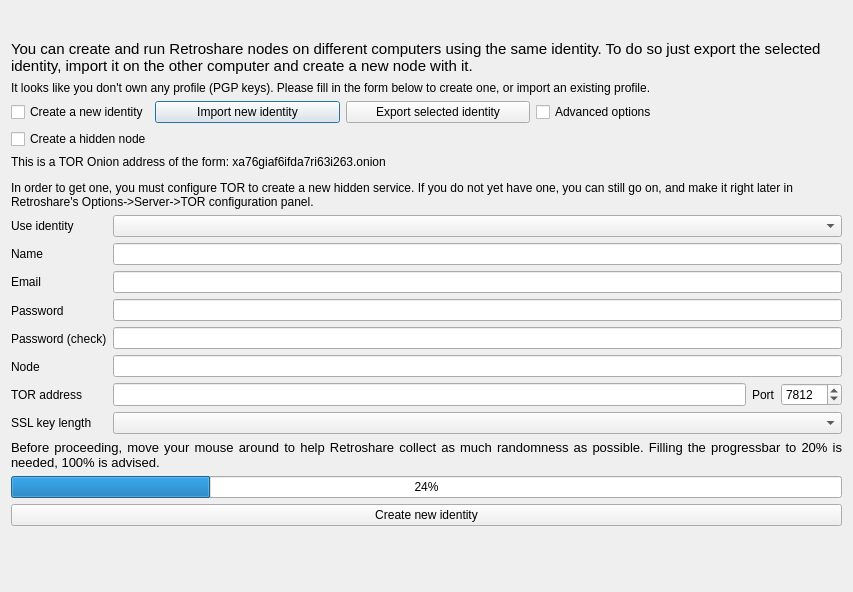
Above: retroshare-gui/src/gui/GenCertDialog.ui from RetroShare/RetroShare before the change. Below: the same form after it.
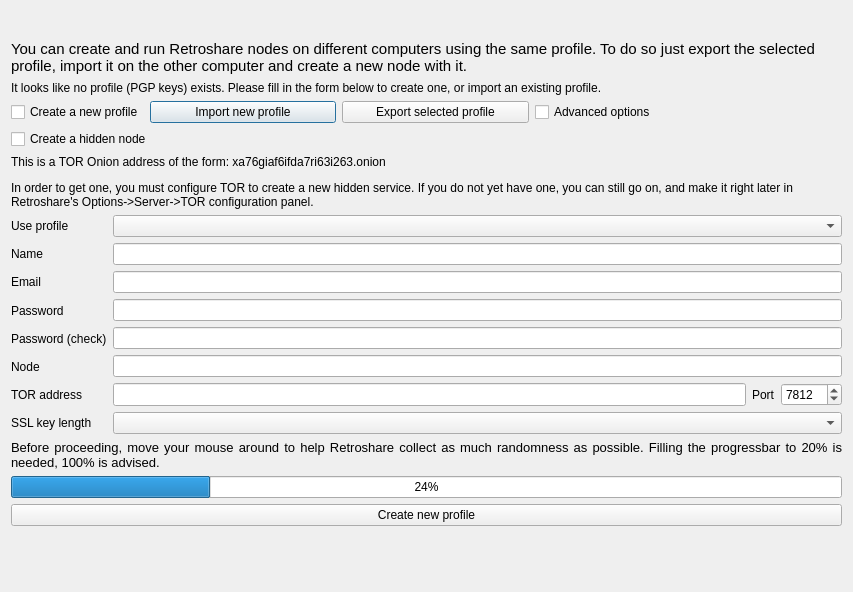
That is the form after the change. Icons and pictures are not drawn. Custom widgets are drawn as their Qt base class.

Commit message: replace identity with profile in GernCertDialog (patch from Henry)

```diff
--- a/retroshare-gui/src/gui/GenCertDialog.ui
+++ b/retroshare-gui/src/gui/GenCertDialog.ui
@@ -62,7 +62,7 @@
       </font>
      </property>
      <property name="text">
-      <string>You can create and run Retroshare nodes on different computers using the same identity. To do so just export the selected identity, import it on the other computer and create a new node with it.</string>
+      <string>You can create and run Retroshare nodes on different computers using the same profile. To do so just export the selected profile, import it on the other computer and create a new node with it.</string>
      </property>
      <property name="wordWrap">
       <bool>true</bool>
@@ -72,7 +72,7 @@
    <item>
     <widget class="QLabel" name="no_gpg_key_label">
      <property name="text">
-      <string>It looks like you don't own any profile (PGP keys). Please fill in the form below to create one, or import an existing profile.</string>
+      <string>It looks like no profile (PGP keys) exists. Please fill in the form below to create one, or import an existing profile.</string>
      </property>
      <property name="wordWrap">
       <bool>true</bool>
@@ -93,7 +93,7 @@
         <string>Your profile is associated with a PGP key</string>
        </property>
        <property name="text">
-        <string>Create a new identity</string>
+        <string>Create a new profile</string>
        </property>
        <property name="icon">
         <iconset resource="images.qrc">
@@ -119,7 +119,7 @@
         </sizepolicy>
        </property>
        <property name="text">
-        <string>Import new identity</string>
+        <string>Import new profile</string>
        </property>
       </widget>
      </item>
@@ -132,7 +132,7 @@
         </sizepolicy>
        </property>
        <property name="text">
-        <string>Export selected identity</string>
+        <string>Export selected profile</string>
        </property>
       </widget>
      </item>
@@ -242,7 +242,7 @@
        <item>
         <widget class="QLabel" name="genPGPuserlabel">
          <property name="text">
-          <string>Use identity</string>
+          <string>Use profile</string>
          </property>
         </widget>
        </item>
@@ -500,7 +500,7 @@
       <string notr="true"/>
      </property>
      <property name="text">
-      <string>Create new identity</string>
+      <string>Create new profile</string>
      </property>
      <property name="icon">
       <iconset resource="images.qrc">
```
Left out of the diff: 10 changed lines with no effect on the pictures. The commit also changes 1 other file.
